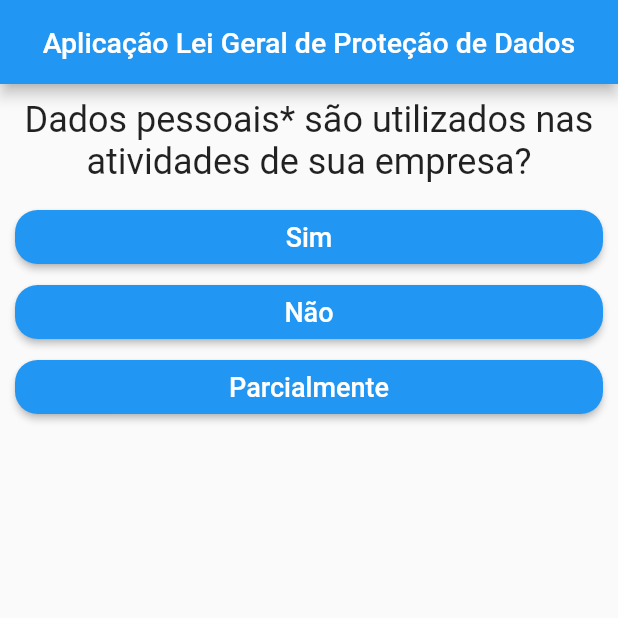
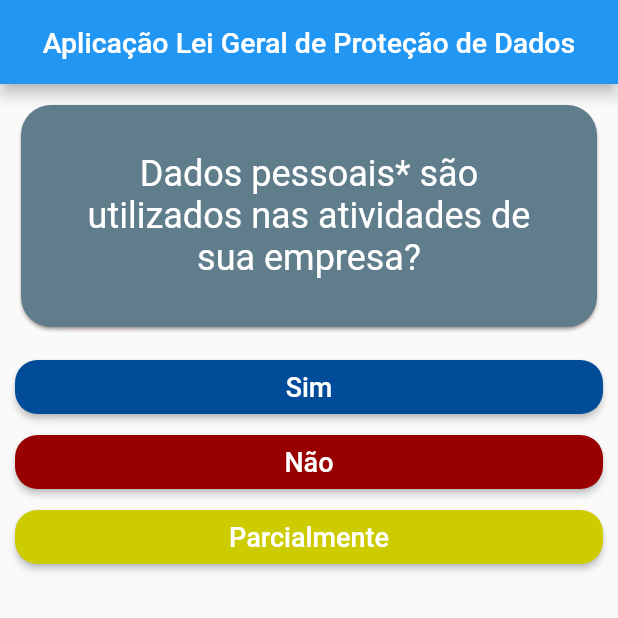
Before and after one commit to jsambarreto/quest_lgpd, a Flutter app: the screen it shows after launch, on a phone screen of 412 x 824 dp, the top half of it. Run offline on Flutter 3.47's test engine with Material 2 defaults, Android fonts, the phone set to English and light mode, and no system bars.

Commit message:
Second Commit

```diff
--- a/lib/main.dart
+++ b/lib/main.dart
@@ -9,76 +9,77 @@ class _PerguntaAppState extends State<PerguntaApp> {
   var _scoreTotal = 0;
 
   var _perguntaSelecionada = 0;
+  var cores = 0;
 
   final _perguntas = const [
     {
       'texto': 'Dados pessoais* são utilizados nas atividades de sua empresa?',
       'respostas': [
-        {'texto': 'Sim', 'score': 5},
-        {'texto': 'Não', 'score': 1},
-        {'texto': 'Parcialmente', 'score': 3},
+        {'texto': 'Sim', 'score': 5, 'cor': 0xff004c99},
+        {'texto': 'Não', 'score': 1, 'cor': 0xff990000},
+        {'texto': 'Parcialmente', 'score': 3, 'cor': 0xffcccc00},
       ],
     },
     {
       'texto':
           'Os motivos para uso dos dados pessoais e a informação do uso está claro para as pessoas?',
       'respostas': [
-        {'texto': 'Sim', 'score': 5},
-        {'texto': 'Não', 'score': 1},
-        {'texto': 'Parcialmente', 'score': 3},
+        {'texto': 'Sim', 'score': 5, 'cor': 0xff004c99},
+        {'texto': 'Não', 'score': 1, 'cor': 0xff990000},
+        {'texto': 'Parcialmente', 'score': 3, 'cor': 0xffcccc00},
       ],
     },
     {
       'texto':
           'São coletados somente os dados necessários para o uso da empresa?',
       'respostas': [
-        {'texto': 'Sim', 'score': 5},
-        {'texto': 'Não', 'score': 1},
-        {'texto': 'Parcialmente', 'score': 3},
+        {'texto': 'Sim', 'score': 5, 'cor': 0xff004c99},
+        {'texto': 'Não', 'score': 1, 'cor': 0xff990000},
+        {'texto': 'Parcialmente', 'score': 3, 'cor': 0xffcccc00},
       ],
     },
     {
       'texto':
           'O tempo que são guardados os dados é definido pela necessidade do uso dos mesmos?',
       'respostas': [
-        {'texto': 'Sim', 'score': 5},
-        {'texto': 'Não', 'score': 1},
-        {'texto': 'Parcialmente', 'score': 3},
+        {'texto': 'Sim', 'score': 5, 'cor': 0xff004c99},
+        {'texto': 'Não', 'score': 1, 'cor': 0xff990000},
+        {'texto': 'Parcialmente', 'score': 3, 'cor': 0xffcccc00},
       ],
     },
     {
       'texto': 'Os dados em sua empresa estão guardados de forma segura?',
       'respostas': [
-        {'texto': 'Sim', 'score': 5},
-        {'texto': 'Não', 'score': 1},
-        {'texto': 'Parcialmente', 'score': 3},
+        {'texto': 'Sim', 'score': 5, 'cor': 0xff004c99},
+        {'texto': 'Não', 'score': 1, 'cor': 0xff990000},
+        {'texto': 'Parcialmente', 'score': 3, 'cor': 0xffcccc00},
       ],
     },
     {
       'texto':
           'Existe alguma forma de garantia de exercício dos direitos para os titulares dos dados?',
       'respostas': [
-        {'texto': 'Sim', 'score': 5},
-        {'texto': 'Não', 'score': 1},
-        {'texto': 'Parcialmente', 'score': 3},
+        {'texto': 'Sim', 'score': 5, 'cor': 0xff004c99},
+        {'texto': 'Não', 'score': 1, 'cor': 0xff990000},
+        {'texto': 'Parcialmente', 'score': 3, 'cor': 0xffcccc00},
       ],
     },
     {
       'texto':
           'Os usuários externos, como fornecedores, que possuem acesso aos dados, possuem certificações ou garantem a segurança dos mesmos?',
       'respostas': [
-        {'texto': 'Sim', 'score': 5},
-        {'texto': 'Não', 'score': 1},
-        {'texto': 'Parcialmente', 'score': 3},
+        {'texto': 'Sim', 'score': 5, 'cor': 0xff004c99},
+        {'texto': 'Não', 'score': 1, 'cor': 0xff990000},
+        {'texto': 'Parcialmente', 'score': 3, 'cor': 0xffcccc00},
       ],
     },
     {
       'texto':
           'Sua equipe está ciente das responsabilidades sobre a proteção de dados pessoais?',
       'respostas': [
-        {'texto': 'Sim', 'score': 5},
-        {'texto': 'Não', 'score': 1},
-        {'texto': 'Parcialmente', 'score': 3},
+        {'texto': 'Sim', 'score': 5, 'cor': 0xff004c99},
+        {'texto': 'Não', 'score': 1, 'cor': 0xff990000},
+        {'texto': 'Parcialmente', 'score': 3, 'cor': 0xffcccc00},
       ],
     }
   ];
--- a/lib/perguntas.dart
+++ b/lib/perguntas.dart
@@ -10,12 +10,26 @@ class Perguntas extends StatelessWidget {
     return Container(
       width: double.infinity,
       margin: EdgeInsets.all(10),
+      child: Column(
+        children: [
+          Card(
+            color: Colors.blueGrey,
+            shadowColor: Colors.brown,
+            shape:
+                RoundedRectangleBorder(borderRadius: BorderRadius.circular(20)),
+            child: Container(
+              padding: EdgeInsets.all(32),
               child: Text(
                 texto,
                 style: TextStyle(
                   fontSize: 24,
+                  color: Colors.white,
                 ),
                 textAlign: TextAlign.center,
+              ),
+            ),
+          ),
+        ],
       ),
     );
   }
--- a/lib/questionario.dart
+++ b/lib/questionario.dart
@@ -25,11 +25,14 @@ class Questionario extends StatelessWidget {
     return Center(
       child: Column(
         children: <Widget>[
-          Perguntas(perguntas[perguntaSelecionada]['texto']),
+          Perguntas(
+            perguntas[perguntaSelecionada]['texto'],
+          ),
           ...respostas.map((resp) {
             return Respostas(
               resp['texto'],
               () => quandoResponder(resp['score']),
+              resp['cor'],
             );
           }).toList(),
         ],
--- a/lib/respostas.dart
+++ b/lib/respostas.dart
@@ -3,7 +3,8 @@ import 'package:flutter/material.dart';
 class Respostas extends StatelessWidget {
   final String texto;
   final Function funcao;
-  Respostas(this.texto, this.funcao);
+  final int cores;
+  Respostas(this.texto, this.funcao, this.cores);
 
   @override
   Widget build(BuildContext context) {
@@ -12,7 +13,7 @@ class Respostas extends StatelessWidget {
       margin: EdgeInsets.fromLTRB(10, 2, 10, 0),
       child: RaisedButton(
         shape: RoundedRectangleBorder(borderRadius: BorderRadius.circular(15)),
-        color: Colors.blue,
+        color: Color(cores),
         textColor: Colors.white,
         child: Text(
           texto,
--- a/lib/resultado.dart
+++ b/lib/resultado.dart
@@ -16,6 +16,16 @@ class Resultado extends StatelessWidget {
     }
   }
 
+  int get corLetra {
+    if (score < 20) {
+      return 0xff990000;
+    } else if (score < 35) {
+      return 0xffcccc00;
+    } else {
+      return 0xff004c99;
+    }
+  }
+
   @override
   Widget build(BuildContext context) {
     return Column(
@@ -26,7 +36,7 @@ class Resultado extends StatelessWidget {
             fraseResultado,
             style: TextStyle(
               fontSize: 40,
-              color: Colors.blueAccent,
+              color: Color(corLetra),
             ),
             textAlign: TextAlign.center,
           ),
@@ -34,7 +44,7 @@ class Resultado extends StatelessWidget {
         RaisedButton(
           shape:
               RoundedRectangleBorder(borderRadius: BorderRadius.circular(15)),
-          color: Colors.blue,
+          color: Color(corLetra),
           textColor: Colors.white,
           child: Text(
             'Reiniciar ?',
```
Lines whose indentation alone changed are shown as unchanged.
